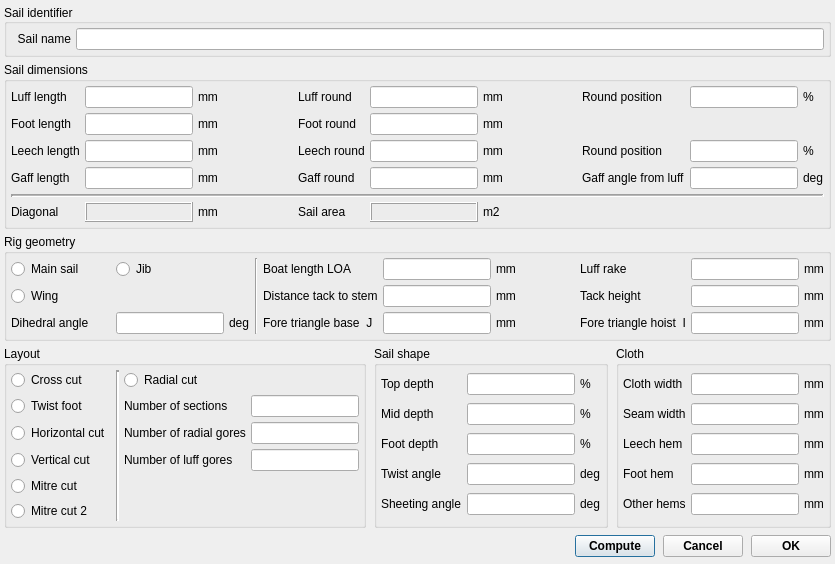
First picture: the form in src/formsaildefbase.ui, repository sailcut/sailcut, before the edit.
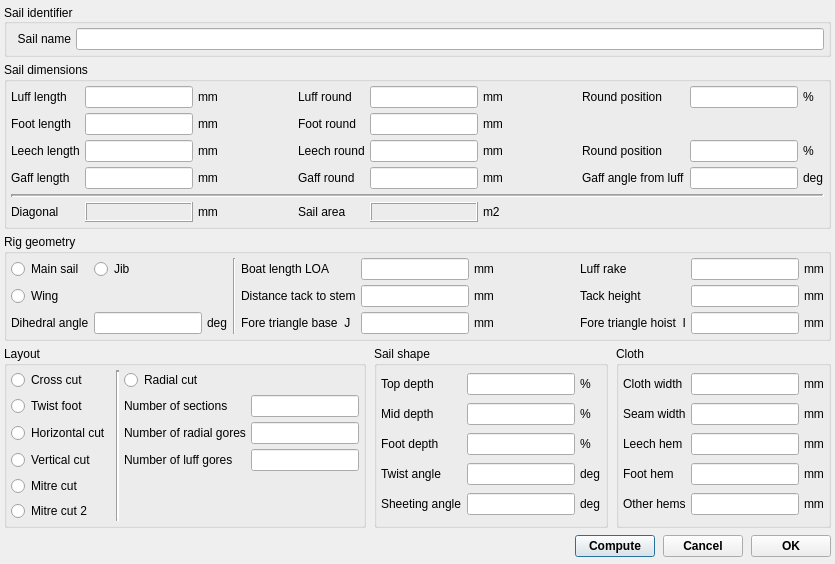
Second picture: the form after the edit.

Commit message: remove all size policies, let Qt figure it out

```diff
--- a/src/formsaildefbase.ui
+++ b/src/formsaildefbase.ui
@@ -2,12 +2,6 @@
 <ui version="4.0">
  <class>CFormSailDefBase</class>
  <widget class="QDialog" name="CFormSailDefBase">
-  <property name="sizePolicy">
-   <sizepolicy hsizetype="Minimum" vsizetype="Minimum">
-    <horstretch>0</horstretch>
-    <verstretch>0</verstretch>
-   </sizepolicy>
-  </property>
   <property name="minimumSize">
    <size>
     <width>740</width>
@@ -559,12 +553,6 @@
    </item>
    <item>
     <widget class="QGroupBox" name="GroupRig">
-     <property name="sizePolicy">
-      <sizepolicy hsizetype="Minimum" vsizetype="Minimum">
-       <horstretch>0</horstretch>
-       <verstretch>0</verstretch>
-      </sizepolicy>
-     </property>
      <property name="title">
       <string>Rig geometry</string>
      </property>
@@ -589,12 +577,6 @@
       </property>
       <item row="1" column="0">
        <widget class="QRadioButton" name="radioWing">
-        <property name="sizePolicy">
-         <sizepolicy hsizetype="Minimum" vsizetype="Minimum">
-          <horstretch>0</horstretch>
-          <verstretch>0</verstretch>
-         </sizepolicy>
-        </property>
         <property name="text">
          <string>Wing</string>
         </property>
@@ -622,18 +604,6 @@
       </item>
       <item row="0" column="0">
        <widget class="QRadioButton" name="radioMainSail">
-        <property name="sizePolicy">
-         <sizepolicy hsizetype="Minimum" vsizetype="Minimum">
-          <horstretch>0</horstretch>
-          <verstretch>0</verstretch>
-         </sizepolicy>
-        </property>
-        <property name="minimumSize">
-         <size>
-          <width>100</width>
-          <height>0</height>
-         </size>
-        </property>
         <property name="text">
          <string>Main sail</string>
         </property>
@@ -662,18 +632,6 @@
       </item>
       <item row="0" column="1" colspan="2">
        <widget class="QRadioButton" name="radioJib">
-        <property name="sizePolicy">
-         <sizepolicy hsizetype="Minimum" vsizetype="Minimum">
-          <horstretch>0</horstretch>
-          <verstretch>0</verstretch>
-         </sizepolicy>
-        </property>
-        <property name="minimumSize">
-         <size>
-          <width>40</width>
-          <height>0</height>
-         </size>
-        </property>
         <property name="text">
          <string>Jib</string>
         </property>
@@ -681,18 +639,6 @@
       </item>
       <item row="2" column="4">
        <widget class="QLabel" name="lbl4">
-        <property name="sizePolicy">
-         <sizepolicy hsizetype="Preferred" vsizetype="Preferred">
-          <horstretch>0</horstretch>
-          <verstretch>0</verstretch>
-         </sizepolicy>
-        </property>
-        <property name="minimumSize">
-         <size>
-          <width>0</width>
-          <height>18</height>
-         </size>
-        </property>
         <property name="text">
          <string>Fore triangle base  J</string>
         </property>
@@ -700,18 +646,6 @@
       </item>
       <item row="0" column="4">
        <widget class="QLabel" name="lbl6">
-        <property name="sizePolicy">
-         <sizepolicy hsizetype="Preferred" vsizetype="Preferred">
-          <horstretch>0</horstretch>
-          <verstretch>0</verstretch>
-         </sizepolicy>
-        </property>
-        <property name="minimumSize">
-         <size>
-          <width>0</width>
-          <height>18</height>
-         </size>
-        </property>
         <property name="text">
          <string>Boat length LOA</string>
         </property>
@@ -850,18 +784,6 @@
       </item>
       <item row="1" column="4">
        <widget class="QLabel" name="lbl3">
-        <property name="sizePolicy">
-         <sizepolicy hsizetype="Preferred" vsizetype="Preferred">
-          <horstretch>0</horstretch>
-          <verstretch>0</verstretch>
-         </sizepolicy>
-        </property>
-        <property name="minimumSize">
-         <size>
-          <width>0</width>
-          <height>18</height>
-         </size>
-        </property>
         <property name="text">
          <string>Distance tack to stem</string>
         </property>
@@ -869,18 +791,6 @@
       </item>
       <item row="2" column="1">
        <widget class="QLineEdit" name="txtDihedral">
-        <property name="sizePolicy">
-         <sizepolicy hsizetype="Minimum" vsizetype="Fixed">
-          <horstretch>0</horstretch>
-          <verstretch>0</verstretch>
-         </sizepolicy>
-        </property>
-        <property name="minimumSize">
-         <size>
-          <width>35</width>
-          <height>18</height>
-         </size>
-        </property>
        </widget>
       </item>
      </layout>
@@ -930,18 +840,6 @@
         </item>
         <item row="1" column="0">
          <widget class="QRadioButton" name="radioTwist">
-          <property name="sizePolicy">
-           <sizepolicy hsizetype="MinimumExpanding" vsizetype="Preferred">
-            <horstretch>0</horstretch>
-            <verstretch>0</verstretch>
-           </sizepolicy>
-          </property>
-          <property name="minimumSize">
-           <size>
-            <width>100</width>
-            <height>20</height>
-           </size>
-          </property>
           <property name="text">
            <string>Twist foot</string>
           </property>
@@ -1029,18 +927,6 @@
         </item>
         <item row="2" column="0">
          <widget class="QRadioButton" name="radioHorizontal">
-          <property name="sizePolicy">
-           <sizepolicy hsizetype="MinimumExpanding" vsizetype="Preferred">
-            <horstretch>0</horstretch>
-            <verstretch>0</verstretch>
-           </sizepolicy>
-          </property>
-          <property name="minimumSize">
-           <size>
-            <width>100</width>
-            <height>20</height>
-           </size>
-          </property>
           <property name="text">
            <string>Horizontal cut</string>
           </property>
@@ -1048,18 +934,6 @@
         </item>
         <item row="3" column="0">
          <widget class="QRadioButton" name="radioVertical">
-          <property name="sizePolicy">
-           <sizepolicy hsizetype="MinimumExpanding" vsizetype="Preferred">
-            <horstretch>0</horstretch>
-            <verstretch>0</verstretch>
-           </sizepolicy>
-          </property>
-          <property name="minimumSize">
-           <size>
-            <width>100</width>
-            <height>20</height>
-           </size>
-          </property>
           <property name="text">
            <string>Vertical cut</string>
           </property>
```
Left out of the diff: 240 changed lines with no effect on the pictures.
